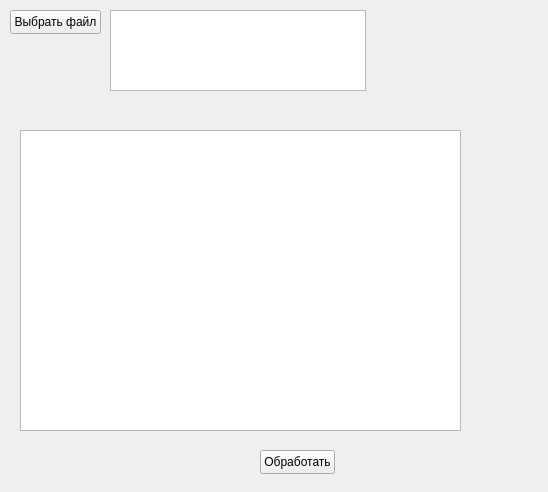
The window that mainWidget.ui (Slava-Gll/PNP_process) describes before a commit, drawn with Qt 5.
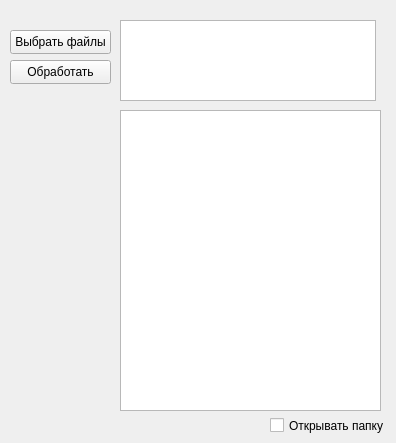
The same window after the commit.

Patch:
```diff
--- a/mainWidget.ui
+++ b/mainWidget.ui
@@ -6,8 +6,8 @@
    <rect>
     <x>0</x>
     <y>0</y>
-    <width>548</width>
-    <height>492</height>
+    <width>396</width>
+    <height>443</height>
    </rect>
   </property>
   <property name="windowTitle">
@@ -17,20 +17,20 @@
    <property name="geometry">
     <rect>
      <x>10</x>
-     <y>10</y>
-     <width>91</width>
+     <y>30</y>
+     <width>101</width>
      <height>24</height>
     </rect>
    </property>
    <property name="text">
-    <string>Выбрать файл</string>
+    <string>Выбрать файлы</string>
    </property>
   </widget>
   <widget class="QListWidget" name="listWidget_files">
    <property name="geometry">
     <rect>
-     <x>110</x>
-     <y>10</y>
+     <x>120</x>
+     <y>20</y>
      <width>256</width>
      <height>81</height>
     </rect>
@@ -69,19 +69,28 @@
   <widget class="QTextEdit" name="textEdit_output">
    <property name="geometry">
     <rect>
-     <x>20</x>
-     <y>130</y>
-     <width>441</width>
+     <x>120</x>
+     <y>110</y>
+     <width>261</width>
      <height>301</height>
     </rect>
    </property>
+   <property name="acceptDrops">
+    <bool>false</bool>
+   </property>
+   <property name="sizeAdjustPolicy">
+    <enum>QAbstractScrollArea::AdjustToContents</enum>
+   </property>
+   <property name="lineWrapMode">
+    <enum>QTextEdit::NoWrap</enum>
+   </property>
   </widget>
   <widget class="QPushButton" name="pushButton_process">
    <property name="geometry">
     <rect>
-     <x>260</x>
-     <y>450</y>
-     <width>75</width>
+     <x>10</x>
+     <y>60</y>
+     <width>101</width>
      <height>24</height>
     </rect>
    </property>
@@ -89,6 +98,19 @@
     <string>Обработать</string>
    </property>
   </widget>
+  <widget class="QCheckBox" name="checkBox">
+   <property name="geometry">
+    <rect>
+     <x>270</x>
+     <y>410</y>
+     <width>121</width>
+     <height>31</height>
+    </rect>
+   </property>
+   <property name="text">
+    <string>Открывать папку</string>
+   </property>
+  </widget>
  </widget>
  <resources/>
  <connections/>
```
Left out of the diff: 3 changed lines with no effect on the pictures.
